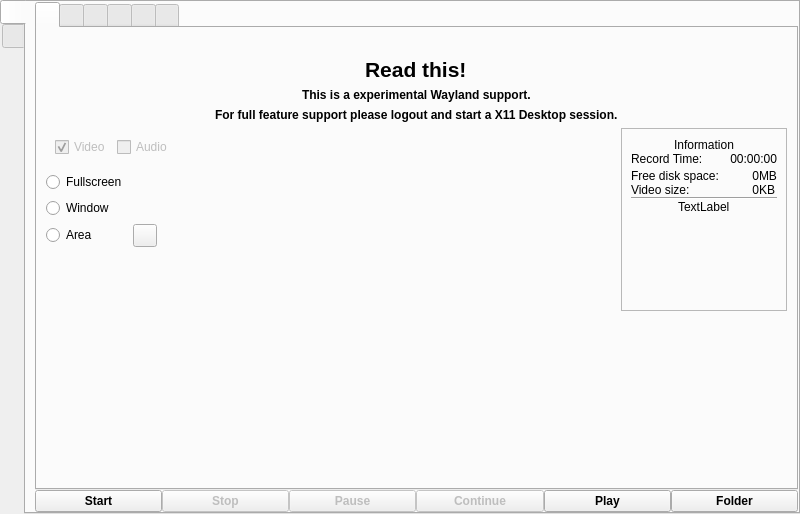
First picture: the form in src/wayland/formMainWindow_wl.ui, repository vkohaupt/vokoscreenNG, before the edit.
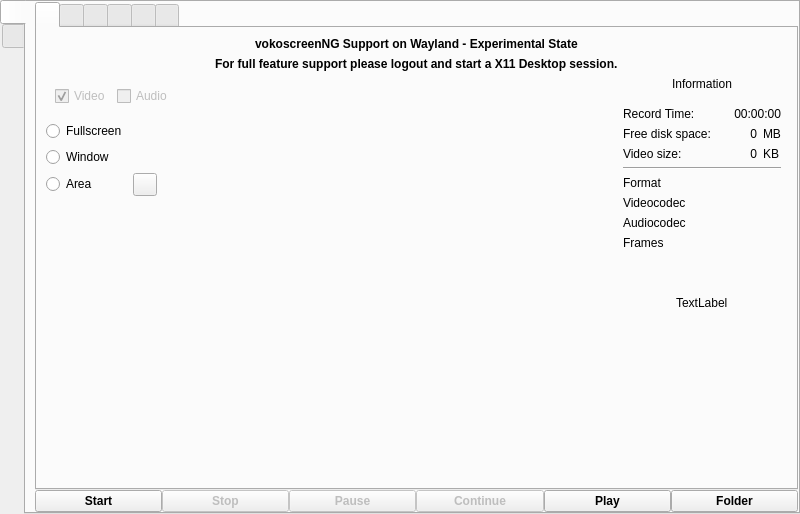
Second picture: the form after the edit. Icons and pictures are not drawn.

The edit to the form file:
```diff
--- a/src/wayland/formMainWindow_wl.ui
+++ b/src/wayland/formMainWindow_wl.ui
@@ -89,17 +89,30 @@
              <layout class="QVBoxLayout" name="verticalLayout_7">
               <item>
                <layout class="QGridLayout" name="gridLayout_2">
-                <item row="6" column="0">
-                 <widget class="QRadioButton" name="radioButtonScreencastWindow">
+                <item row="5" column="1">
+                 <widget class="QToolButton" name="toolButtonScreencastAreaReset">
                   <property name="text">
-                   <string>Window</string>
+                   <string notr="true"/>
                   </property>
                   <attribute name="buttonGroup">
                    <string notr="true">buttonGroup</string>
                   </attribute>
                  </widget>
                 </item>
-                <item row="3" column="0" colspan="4" alignment="Qt::AlignHCenter">
+                <item row="5" column="2">
+                 <spacer name="horizontalSpacer_2">
+                  <property name="orientation">
+                   <enum>Qt::Horizontal</enum>
+                  </property>
+                  <property name="sizeHint" stdset="0">
+                   <size>
+                    <width>40</width>
+                    <height>20</height>
+                   </size>
+                  </property>
+                 </spacer>
+                </item>
+                <item row="1" column="0" colspan="5" alignment="Qt::AlignHCenter">
                  <widget class="QLabel" name="label_6">
                   <property name="font">
                    <font>
@@ -111,178 +124,45 @@
                   </property>
                  </widget>
                 </item>
-                <item row="1" column="0" colspan="4" alignment="Qt::AlignHCenter">
-                 <widget class="QLabel" name="label_2">
+                <item row="0" column="0" colspan="5" alignment="Qt::AlignHCenter">
+                 <widget class="QLabel" name="label">
                   <property name="font">
                    <font>
-                    <pointsize>16</pointsize>
                     <bold>true</bold>
                    </font>
                   </property>
                   <property name="text">
-                   <string notr="true">Read this!</string>
+                   <string notr="true">vokoscreenNG Support on Wayland - Experimental State</string>
                   </property>
                  </widget>
                 </item>
-                <item row="4" column="3" rowspan="8">
-                 <widget class="QFrame" name="frame_information">
-                  <property name="frameShape">
-                   <enum>QFrame::StyledPanel</enum>
+                <item row="6" column="0">
+                 <spacer name="verticalSpacer_3">
+                  <property name="orientation">
+                   <enum>Qt::Vertical</enum>
                   </property>
-                  <property name="frameShadow">
-                   <enum>QFrame::Raised</enum>
+                  <property name="sizeHint" stdset="0">
+                   <size>
+                    <width>20</width>
+                    <height>40</height>
+                   </size>
                   </property>
-                  <layout class="QVBoxLayout" name="verticalLayout_5">
-                   <item>
-                    <layout class="QGridLayout" name="gridLayout_6">
-                     <property name="bottomMargin">
-                      <number>10</number>
-                     </property>
-                     <property name="verticalSpacing">
-                      <number>0</number>
-                     </property>
-                     <item row="3" column="0" alignment="Qt::AlignHCenter">
-                      <widget class="QLabel" name="label_Upate_tab_1">
-                       <property name="text">
-                        <string notr="true">TextLabel</string>
-                       </property>
-                       <property name="openExternalLinks">
-                        <bool>true</bool>
-                       </property>
-                      </widget>
-                     </item>
-                     <item row="5" column="0">
-                      <spacer name="verticalSpacer_21">
-                       <property name="orientation">
-                        <enum>Qt::Vertical</enum>
-                       </property>
-                       <property name="sizeHint" stdset="0">
-                        <size>
-                         <width>20</width>
-                         <height>40</height>
-                        </size>
-                       </property>
-                      </spacer>
-                     </item>
-                     <item row="1" column="0">
-                      <layout class="QHBoxLayout" name="horizontalLayout_4">
-                       <property name="bottomMargin">
-                        <number>3</number>
-                       </property>
-                       <item>
-                        <widget class="QLabel" name="label_14">
-                         <property name="text">
-                          <string>Record Time:</string>
-                         </property>
-                        </widget>
-                       </item>
-                       <item>
-                        <widget class="QLabel" name="labelInfoRecordTime">
-                         <property name="text">
-                          <string notr="true">00:00:00</string>
-                         </property>
-                         <property name="alignment">
-                          <set>Qt::AlignRight|Qt::AlignTrailing|Qt::AlignVCenter</set>
-                         </property>
-                        </widget>
-                       </item>
-                      </layout>
-                     </item>
-                     <item row="2" column="0">
-                      <layout class="QGridLayout" name="gridLayout_5">
-                       <item row="1" column="2">
-                        <widget class="QLabel" name="labelVideoSize">
-                         <property name="text">
-                          <string notr="true">0</string>
-                         </property>
-                         <property name="alignment">
-                          <set>Qt::AlignRight|Qt::AlignTrailing|Qt::AlignVCenter</set>
-                         </property>
-                        </widget>
-                       </item>
-                       <item row="1" column="3">
-                        <widget class="QLabel" name="label_16">
-                         <property name="text">
-                          <string notr="true">KB</string>
-                         </property>
-                        </widget>
-                       </item>
-                       <item row="1" column="1">
-                        <widget class="QLabel" name="label_13">
-                         <property name="text">
-                          <string>Video size:</string>
-                         </property>
-                        </widget>
-                       </item>
-                       <item row="0" column="2">
-                        <widget class="QLabel" name="labelFreeSize">
-                         <property name="minimumSize">
-                          <size>
-                           <width>40</width>
-                           <height>0</height>
-                          </size>
-                         </property>
-                         <property name="text">
-                          <string notr="true">0</string>
-                         </property>
-                         <property name="alignment">
-                          <set>Qt::AlignRight|Qt::AlignTrailing|Qt::AlignVCenter</set>
-                         </property>
-                        </widget>
-                       </item>
-                       <item row="0" column="3">
-                        <widget class="QLabel" name="label_15">
-                         <property name="text">
-                          <string notr="true">MB</string>
-                         </property>
-                        </widget>
-                       </item>
-                       <item row="0" column="1">
-                        <widget class="QLabel" name="label_12">
-                         <property name="text">
-                          <string>Free disk space:</string>
-                         </property>
-                        </widget>
-                       </item>
-                       <item row="3" column="1" colspan="3">
-                        <widget class="Line" name="line_3">
-                         <property name="orientation">
-                          <enum>Qt::Horizontal</enum>
-                         </property>
-                        </widget>
-                       </item>
-                      </layout>
-                     </item>
-                     <item row="0" column="0" alignment="Qt::AlignHCenter">
-                      <widget class="QLabel" name="label_17">
-                       <property name="text">
-                        <string>Information</string>
-                       </property>
-                      </widget>
-                     </item>
-                    </layout>
-                   </item>
-                  </layout>
-                 </widget>
+                 </spacer>
                 </item>
-                <item row="7" column="0">
-                 <widget class="QRadioButton" name="radioButtonScreencastArea">
+                <item row="3" column="0">
+                 <widget class="QRadioButton" name="radioButtonScreencastFullscreen">
                   <property name="text">
-                   <string>Area</string>
+                   <string>Fullscreen</string>
+                  </property>
+                  <property name="checked">
+                   <bool>false</bool>
                   </property>
                   <attribute name="buttonGroup">
                    <string notr="true">buttonGroup</string>
                   </attribute>
                  </widget>
                 </item>
-                <item row="0" column="0">
-                 <widget class="QLabel" name="label_8">
-                  <property name="text">
-                   <string/>
-                  </property>
-                 </widget>
-                </item>
-                <item row="4" column="0" colspan="3">
+                <item row="2" column="0" colspan="3">
                  <widget class="QFrame" name="frame_video_audio_on_off">
                   <property name="frameShape">
                    <enum>QFrame::NoFrame</enum>
@@ -335,66 +215,212 @@
                  </widget>
                 </item>
                 <item row="5" column="0">
-                 <widget class="QRadioButton" name="radioButtonScreencastFullscreen">
+                 <widget class="QRadioButton" name="radioButtonScreencastArea">
                   <property name="text">
-                   <string>Fullscreen</string>
+                   <string>Area</string>
                   </property>
-                  <property name="checked">
-                   <bool>false</bool>
-                  </property>
                   <attribute name="buttonGroup">
                    <string notr="true">buttonGroup</string>
                   </attribute>
                  </widget>
                 </item>
-                <item row="2" column="0" colspan="4" alignment="Qt::AlignHCenter">
-                 <widget class="QLabel" name="label">
-                  <property name="font">
-                   <font>
-                    <bold>true</bold>
-                   </font>
-                  </property>
+                <item row="4" column="0">
+                 <widget class="QRadioButton" name="radioButtonScreencastWindow">
                   <property name="text">
-                   <string notr="true">This is a experimental Wayland support.</string>
+                   <string>Window</string>
                   </property>
                  </widget>
                 </item>
-                <item row="8" column="0">
-                 <spacer name="verticalSpacer_3">
-                  <property name="orientation">
-                   <enum>Qt::Vertical</enum>
+                <item row="2" column="3" rowspan="5">
+                 <layout class="QGridLayout" name="gridLayout_8">
+                  <property name="bottomMargin">
+                   <number>10</number>
                   </property>
-                  <property name="sizeHint" stdset="0">
-                   <size>
-                    <width>20</width>
-                    <height>40</height>
-                   </size>
-                  </property>
-                 </spacer>
-                </item>
-                <item row="7" column="1">
-                 <widget class="QToolButton" name="toolButtonScreencastAreaReset">
-                  <property name="text">
-                   <string notr="true"/>
-                  </property>
-                  <property name="icon">
-                   <iconset resource="../screencast.qrc">
-                    <normaloff>:/pictures/screencast/undo.png</normaloff>:/pictures/screencast/undo.png</iconset>
-                  </property>
-                 </widget>
-                </item>
-                <item row="7" column="2">
-                 <spacer name="horizontalSpacer_2">
-                  <property name="orientation">
-                   <enum>Qt::Horizontal</enum>
-                  </property>
-                  <property name="sizeHint" stdset="0">
-                   <size>
-                    <width>40</width>
-                    <height>20</height>
-                   </size>
-                  </property>
-                 </spacer>
+                  <item row="4" column="0">
+                   <spacer name="verticalSpacer_22">
+                    <property name="orientation">
+                     <enum>Qt::Vertical</enum>
+                    </property>
+                    <property name="sizeHint" stdset="0">
+                     <size>
+                      <width>20</width>
+                      <height>40</height>
+                     </size>
+                    </property>
+                   </spacer>
+                  </item>
+                  <item row="0" column="0" alignment="Qt::AlignHCenter">
+                   <widget class="QLabel" name="label_18">
+                    <property name="text">
+                     <string>Information</string>
+                    </property>
+                   </widget>
+                  </item>
+                  <item row="1" column="0">
+                   <layout class="QGridLayout" name="gridLayout_9">
+                    <property name="topMargin">
+                     <number>10</number>
+                    </property>
+                    <item row="2" column="3">
+                     <widget class="QLabel" name="label_30">
+                      <property name="text">
+                       <string notr="true">KB</string>
+                      </property>
+                     </widget>
+                    </item>
+                    <item row="8" column="1">
+                     <widget class="QLabel" name="label_29">
+                      <property name="text">
+                       <string>Frames</string>
+                      </property>
+                     </widget>
+                    </item>
+                    <item row="7" column="2" colspan="2">
+                     <widget class="QLabel" name="labelInfoAudiocodec">
+                      <property name="text">
+                       <string notr="true"/>
+                      </property>
+                     </widget>
+                    </item>
+                    <item row="1" column="1">
+                     <widget class="QLabel" name="label_19">
+                      <property name="text">
+                       <string>Free disk space:</string>
+                      </property>
+                     </widget>
+                    </item>
+                    <item row="7" column="1">
+                     <widget class="QLabel" name="label_27">
+                      <property name="text">
+                       <string>Audiocodec</string>
+                      </property>
+                     </widget>
+                    </item>
+                    <item row="8" column="2" colspan="2">
+                     <widget class="QLabel" name="labelInfoFrames">
+                      <property name="text">
+                       <string notr="true"/>
+                      </property>
+                     </widget>
+                    </item>
+                    <item row="5" column="1">
+                     <widget class="QLabel" name="label_31">
+                      <property name="text">
+                       <string>Format</string>
+                      </property>
+                     </widget>
+                    </item>
+                    <item row="0" column="1">
+                     <widget class="QLabel" name="label_33">
+                      <property name="text">
+                       <string>Record Time:</string>
+                      </property>
+                     </widget>
+                    </item>
+                    <item row="5" column="2" colspan="2">
+                     <widget class="QLabel" name="labelInfoFormat">
+                      <property name="text">
+                       <string notr="true"/>
+                      </property>
+                     </widget>
+                    </item>
+                    <item row="2" column="1">
+                     <widget class="QLabel" name="label_20">
+                      <property name="text">
+                       <string>Video size:</string>
+                      </property>
+                     </widget>
+                    </item>
+                    <item row="2" column="2">
+                     <widget class="QLabel" name="labelVideoSize_2">
+                      <property name="text">
+                       <string notr="true">0</string>
+                      </property>
+                      <property name="alignment">
+                       <set>Qt::AlignRight|Qt::AlignTrailing|Qt::AlignVCenter</set>
+                      </property>
+                     </widget>
+                    </item>
+                    <item row="6" column="1">
+                     <widget class="QLabel" name="label_28">
+                      <property name="text">
+                       <string>Videocodec</string>
+                      </property>
+                     </widget>
+                    </item>
+                    <item row="4" column="1" colspan="3">
+                     <widget class="Line" name="line_4">
+                      <property name="orientation">
+                       <enum>Qt::Horizontal</enum>
+                      </property>
+                     </widget>
+                    </item>
+                    <item row="0" column="2" colspan="2">
+                     <widget class="QLabel" name="labelInfoRecordTime_2">
+                      <property name="text">
+                       <string notr="true">00:00:00</string>
+                      </property>
+                      <property name="alignment">
+                       <set>Qt::AlignRight|Qt::AlignTrailing|Qt::AlignVCenter</set>
+                      </property>
+                     </widget>
+                    </item>
+                    <item row="1" column="3">
+                     <widget class="QLabel" name="label_32">
+                      <property name="text">
+                       <string notr="true">MB</string>
+                      </property>
+                     </widget>
+                    </item>
+                    <item row="1" column="2">
+                     <widget class="QLabel" name="labelFreeSize_2">
+                      <property name="minimumSize">
+                       <size>
+                        <width>40</width>
+                        <height>0</height>
+                       </size>
+                      </property>
+                      <property name="text">
+                       <string notr="true">0</string>
+                      </property>
+                      <property name="alignment">
+                       <set>Qt::AlignRight|Qt::AlignTrailing|Qt::AlignVCenter</set>
+                      </property>
+                     </widget>
+                    </item>
+                    <item row="6" column="2" colspan="2">
+                     <widget class="QLabel" name="labelInfoVideocodec">
+                      <property name="text">
+                       <string notr="true"/>
+                      </property>
+                     </widget>
+                    </item>
+                    <item row="9" column="2">
+                     <spacer name="verticalSpacer_5">
+                      <property name="orientation">
+                       <enum>Qt::Vertical</enum>
+                      </property>
+                      <property name="sizeHint" stdset="0">
+                       <size>
+                        <width>20</width>
+                        <height>40</height>
+                       </size>
+                      </property>
+                     </spacer>
+                    </item>
+                   </layout>
+                  </item>
+                  <item row="2" column="0" alignment="Qt::AlignHCenter">
+                   <widget class="QLabel" name="label_Upate_tab_2">
+                    <property name="text">
+                     <string notr="true">TextLabel</string>
+                    </property>
+                    <property name="openExternalLinks">
+                     <bool>true</bool>
+                    </property>
+                   </widget>
+                  </item>
+                 </layout>
                 </item>
                </layout>
               </item>
@@ -407,19 +433,6 @@
               </property>
              </widget>
             </item>
-            <item>
-             <spacer name="verticalSpacer">
-              <property name="orientation">
-               <enum>Qt::Vertical</enum>
-              </property>
-              <property name="sizeHint" stdset="0">
-               <size>
-                <width>20</width>
-                <height>40</height>
-               </size>
-              </property>
-             </spacer>
-            </item>
            </layout>
           </widget>
           <widget class="QWidget" name="tabAudio">
```
Left out of the diff: 10 changed lines with no effect on the pictures.
